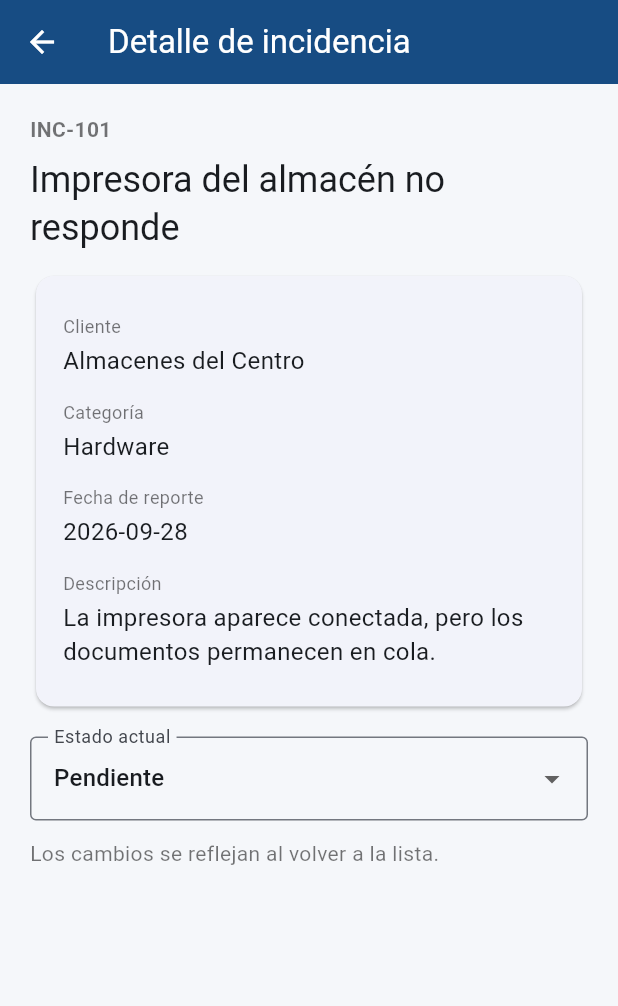
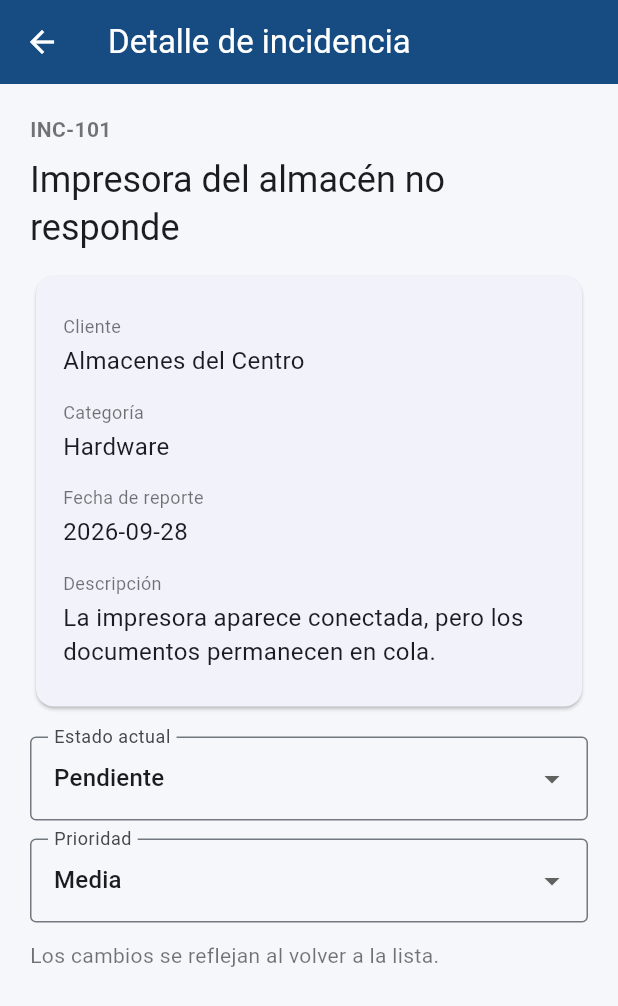
Before and after one commit to 6rand0n/IncidenciasNexasoft, a Flutter app: the screen it shows after launch, after a tap on "Impresora del almacén no responde", on a phone screen of 412 x 824 dp. Shown: the top 1006 px of the screen. Run offline on Flutter 3.47's test engine with Material 3 defaults, Android fonts, the phone set to English and light mode, and no system bars; our stand-ins replace shared_preferences.

Commit message:
FEAT-001: Implementacion de prioridades a los tickets completada

```diff
--- a/lib/model/incidencia.dart
+++ b/lib/model/incidencia.dart
@@ -1,3 +1,20 @@
+enum PrioridadIncidencia {
+  baja('Baja'),
+  media('Media'),
+  alta('Alta');
+
+  const PrioridadIncidencia(this.etiqueta);
+
+  final String etiqueta;
+
+  static PrioridadIncidencia desdeJson(dynamic valor) {
+    return PrioridadIncidencia.values.firstWhere(
+      (prioridad) => prioridad.etiqueta == valor,
+      orElse: () => PrioridadIncidencia.media,
+    );
+  }
+}
+
 class Incidencia {
   String id;
   String titulo;
@@ -6,6 +23,7 @@ class Incidencia {
   String categoria;
   String estado;
   String fecha;
+  PrioridadIncidencia prioridad;
 
   Incidencia({
     required this.id,
@@ -15,6 +33,7 @@ class Incidencia {
     required this.categoria,
     required this.estado,
     required this.fecha,
+    this.prioridad = PrioridadIncidencia.media,
   });
 
   factory Incidencia.desdeJson(Map<String, dynamic> m) {
@@ -26,6 +45,7 @@ class Incidencia {
       categoria: m['categoria']?.toString() ?? 'Software',
       estado: m['estado']?.toString() ?? 'Pendiente',
       fecha: m['fecha']?.toString() ?? '',
+      prioridad: PrioridadIncidencia.desdeJson(m['prioridad']),
     );
   }
 
@@ -38,6 +58,7 @@ class Incidencia {
       'categoria': categoria,
       'estado': estado,
       'fecha': fecha,
+      'prioridad': prioridad.etiqueta,
     };
   }
 }
--- a/lib/services/gestor_incidencias.dart
+++ b/lib/services/gestor_incidencias.dart
@@ -45,8 +45,19 @@ class GestorIncidencias {
     }
   }
 
+  Future<void> cambiarPrioridad(
+      String id, PrioridadIncidencia prioridad) async {
+    for (var i = 0; i < incidencias.length; i++) {
+      if (incidencias[i].id == id) {
+        incidencias[i].prioridad = prioridad;
+        await datos.guardar(incidencias);
+        return;
+      }
+    }
+  }
+
   Future<void> crear(String titulo, String descripcion, String cliente,
-      String categoria) async {
+      String categoria, PrioridadIncidencia prioridad) async {
     final nuevo = Incidencia(
       id: 'INC-${DateTime.now().microsecondsSinceEpoch}',
       titulo: titulo,
@@ -55,6 +66,7 @@ class GestorIncidencias {
       categoria: categoria,
       estado: 'Pendiente',
       fecha: DateTime.now().toIso8601String().split('T').first,
+      prioridad: prioridad,
     );
     incidencias.insert(0, nuevo);
     cantidadPendientes++;
--- a/lib/ui/pantalla_detalle.dart
+++ b/lib/ui/pantalla_detalle.dart
@@ -19,6 +19,21 @@ class _PantallaDetalleState extends State<PantallaDetalle> {
     setState(() => guardando = true);
     try {
       await widget.gestor.cambiarEstado(widget.id, valor);
+      if (mounted) setState(() {});
+    } catch (e) {
+      if (mounted) {
+        ScaffoldMessenger.of(context).showSnackBar(SnackBar(content: Text('No se pudo guardar: $e')));
+      }
+    } finally {
+      if (mounted) setState(() => guardando = false);
+    }
+  }
+
+  Future<void> cambiarPrioridad(PrioridadIncidencia? valor) async {
+    if (valor == null) return;
+    setState(() => guardando = true);
+    try {
+      await widget.gestor.cambiarPrioridad(widget.id, valor);
       if (mounted) setState(() {});
     } catch (e) {
       if (mounted) {
@@ -77,9 +92,20 @@ class _PantallaDetalleState extends State<PantallaDetalle> {
                           .toList(),
                       onChanged: guardando ? null : cambiar,
                     ),
-                    if (guardando) const Padding(
-                      padding: EdgeInsets.only(top: 12), child: LinearProgressIndicator(),
+                    const SizedBox(height: 12),
+                    DropdownButtonFormField<PrioridadIncidencia>(
+                      value: item.prioridad,
+                      decoration: const InputDecoration(labelText: 'Prioridad', border: OutlineInputBorder()),
+                      items: PrioridadIncidencia.values
+                          .map((p) => DropdownMenuItem(value: p, child: Text(p.etiqueta)))
+                          .toList(),
+                      onChanged: guardando ? null : cambiarPrioridad,
                     ),
+                    if (guardando)
+                      const Padding(
+                        padding: EdgeInsets.only(top: 12),
+                        child: LinearProgressIndicator(),
+                      ),
                     const SizedBox(height: 12),
                     const Text('Los cambios se reflejan al volver a la lista.',
                         style: TextStyle(color: Colors.black54)),
--- a/lib/ui/pantalla_nueva.dart
+++ b/lib/ui/pantalla_nueva.dart
@@ -1,4 +1,5 @@
 import 'package:flutter/material.dart';
+import '../model/incidencia.dart';
 import '../services/gestor_incidencias.dart';
 
 class PantallaNueva extends StatefulWidget {
@@ -15,6 +16,7 @@ class _PantallaNuevaState extends State<PantallaNueva> {
   final descripcion = TextEditingController();
   final cliente = TextEditingController();
   String categoria = 'Software';
+  PrioridadIncidencia prioridad = PrioridadIncidencia.media;
   bool ocupado = false;
 
   @override
@@ -30,7 +32,7 @@ class _PantallaNuevaState extends State<PantallaNueva> {
     setState(() => ocupado = true);
     try {
       await widget.gestor.crear(
-        titulo.text.trim(), descripcion.text.trim(), cliente.text.trim(), categoria,
+        titulo.text.trim(), descripcion.text.trim(), cliente.text.trim(), categoria, prioridad,
       );
       if (mounted) Navigator.pop(context, true);
     } catch (e) {
@@ -78,6 +80,15 @@ class _PantallaNuevaState extends State<PantallaNueva> {
                       .map((c) => DropdownMenuItem(value: c, child: Text(c))).toList(),
                   onChanged: ocupado ? null : (v) => setState(() => categoria = v ?? 'Software'),
                 ),
+                const SizedBox(height: 15),
+                DropdownButtonFormField<PrioridadIncidencia>(
+                  value: prioridad,
+                  decoration: const InputDecoration(labelText: 'Prioridad', border: OutlineInputBorder()),
+                  items: PrioridadIncidencia.values
+                      .map((p) => DropdownMenuItem(value: p, child: Text(p.etiqueta)))
+                      .toList(),
+                  onChanged: ocupado ? null : (v) => setState(() { if (v != null) prioridad = v; }),
+                ),
                 const SizedBox(height: 24),
                 FilledButton.icon(
                   onPressed: ocupado ? null : guardar,
--- a/lib/ui/pantalla_principal.dart
+++ b/lib/ui/pantalla_principal.dart
@@ -187,6 +187,8 @@ class _PantallaPrincipalState extends State<PantallaPrincipal> {
                                             children: [
                                               Text('${item.id}  ·  ${item.cliente}'),
                                               const SizedBox(height: 6),
+                                              Text('Prioridad: ${item.prioridad.etiqueta}'),
+                                              const SizedBox(height: 6),
                                               Text(item.estado, style: TextStyle(
                                                 color: colorEstado(item.estado), fontWeight: FontWeight.bold,
                                               )),
```
